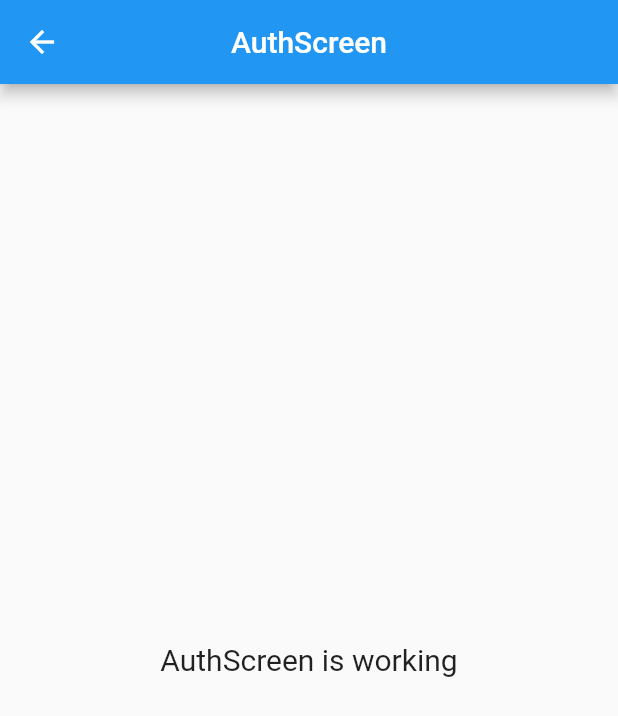
After one commit to Proyek-TI/sbakusara_presence_app, a Flutter app: the AuthScreen screen opened by its route, on a phone screen of 412 x 824 dp. The commit adds this screen. Shown: the top 716 px of the screen. Run offline on Flutter 3.47's test engine with Material 2 defaults, Android fonts, the phone set to English and light mode, and no system bars; our stand-ins replace get, google_fonts; statements that could not run were skipped.

Commit message:
add: setup auth

```diff
--- /dev/null
+++ b/lib/infrastructure/navigation/bindings/controllers/auth_controller_binding.dart
@@ -0,0 +1,12 @@
+import 'package:get/get.dart';
+
+import '../../../../presentation/auth/controllers/auth_controller.dart';
+
+class AuthControllerBinding extends Bindings {
+  @override
+  void dependencies() {
+    Get.lazyPut<AuthController>(
+      () => AuthController(),
+    );
+  }
+}
--- a/lib/infrastructure/navigation/bindings/controllers/controllers_bindings.dart
+++ b/lib/infrastructure/navigation/bindings/controllers/controllers_bindings.dart
@@ -1,2 +1,3 @@
+export 'package:sbakusara_presence_app/infrastructure/navigation/bindings/controllers/auth_controller_binding.dart';
 export 'package:sbakusara_presence_app/infrastructure/navigation/bindings/controllers/home_controller_binding.dart';
-export 'package:sbakusara_presence_app/infrastructure/navigation/bindings/controllers/splash_controller.binding.dart';
+export 'package:sbakusara_presence_app/infrastructure/navigation/bindings/controllers/splash_controller_binding.dart';
--- a/lib/infrastructure/navigation/navigation.dart
+++ b/lib/infrastructure/navigation/navigation.dart
@@ -38,5 +38,11 @@ class Nav {
       binding: SplashControllerBinding(),
       transition: Transition.cupertino,
     ),
+    GetPage(
+      name: Routes.auth,
+      page: () => AuthScreen(),
+      binding: AuthControllerBinding(),
+      transition: Transition.cupertino,
+    ),
   ];
 }
--- a/lib/infrastructure/navigation/routes.dart
+++ b/lib/infrastructure/navigation/routes.dart
@@ -5,4 +5,5 @@ class Routes {
 
   static const home = '/home';
   static const splash = '/splash';
+  static const auth = '/auth';
 }
--- /dev/null
+++ b/lib/presentation/auth/auth_screen.dart
@@ -0,0 +1,28 @@
+import 'package:flutter/material.dart';
+
+import 'package:get/get.dart';
+
+import 'controllers/auth_controller.dart';
+
+class AuthScreen extends GetView<AuthController> {
+   AuthScreen({Key? key}) : super(key: key);
+
+  @override
+  final AuthController controller = Get.put(AuthController());
+
+  @override
+  Widget build(BuildContext context) {
+    return Scaffold(
+      appBar: AppBar(
+        title: const Text('AuthScreen'),
+        centerTitle: true,
+      ),
+      body: const Center(
+        child: Text(
+          'AuthScreen is working',
+          style: TextStyle(fontSize: 20),
+        ),
+      ),
+    );
+  }
+}
--- /dev/null
+++ b/lib/presentation/auth/controllers/auth_controller.dart
@@ -0,0 +1,5 @@
+import 'package:get/get.dart';
+
+class AuthController extends GetxController {
+
+}
--- a/lib/presentation/screens.dart
+++ b/lib/presentation/screens.dart
@@ -1,2 +1,3 @@
+export 'package:sbakusara_presence_app/presentation/auth/auth_screen.dart';
 export 'package:sbakusara_presence_app/presentation/home/home_screen.dart';
 export 'package:sbakusara_presence_app/presentation/splash/splash_screen.dart';
--- a/lib/presentation/splash/splash_screen.dart
+++ b/lib/presentation/splash/splash_screen.dart
@@ -7,8 +7,10 @@ import 'controllers/splash_controller.dart';
 
 class SplashScreen extends GetView<SplashController> {
   SplashScreen({Key? key}) : super(key: key);
+
   @override
   final SplashController controller = Get.put(SplashController());
+
   @override
   Widget build(BuildContext context) {
     return Scaffold(
```
Also changed, not shown: lib/infrastructure/navigation/bindings/controllers/splash_controller_binding.dart (renamed from lib/infrastructure/navigation/bindings/controllers/splash_controller.binding.dart).
